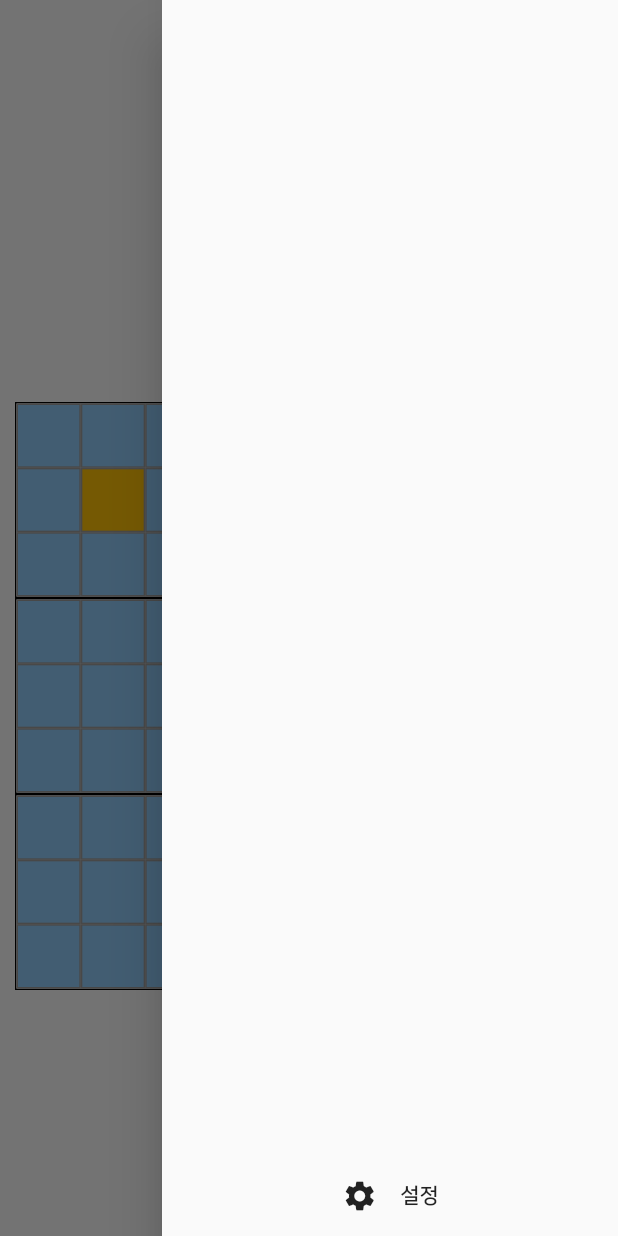
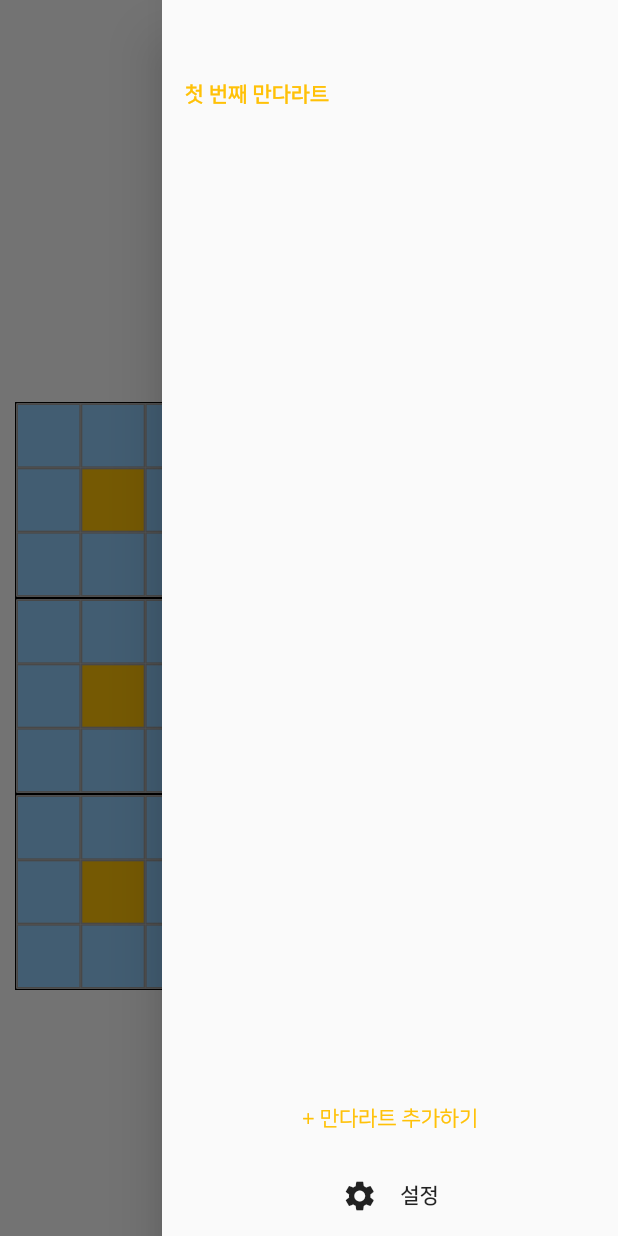
Before and after one commit to hyejin-1010/MandalArt, a Flutter app: the screen it shows after launch, after a tap on the "menu" icon, on a phone screen of 412 x 824 dp. Run offline on Flutter 3.47's test engine with Material 2 defaults, Android fonts, the phone set to English and light mode, and no system bars; our stand-ins replace get, shared_preferences, sqflite; accounts and stored records are empty.

Commit message:
Feat: 만다라트 생성 / 선택 기능 구현

```diff
--- a/lib/controllers/data_controller.dart
+++ b/lib/controllers/data_controller.dart
@@ -16,6 +16,14 @@ class DataController extends GetxController {
       await _openDatabase();
       await _getMandalArtData();
     } catch (err) { throw err; }
+  }
+
+  void changeMandalartId(int newId) {
+    if (mandalartId.value == newId) { return; }
+    mandalartId.value = newId;
+    if (mandalart[mandalartId.value]?.items.toString() == '{}') {
+      initMandalartItems(mandalartId.value!);
+    }
   }
 
   Future<bool> updateItem(int group, int index, String content) async {
@@ -64,12 +72,16 @@ class DataController extends GetxController {
           if (index == 0) { newMandalartId = item['id']; }
         }
       }
+      mandalartId.value = newMandalartId;
+      await initMandalartItems(newMandalartId);
+    } catch (error) { print('[ERROR] : $error'); }
+  }
 
-      mandalartId.value = newMandalartId;
-
+  Future<void> initMandalartItems(int id) async {
+    try {
       final List<Map<String, dynamic>> itemMaps = await database!.rawQuery('SELECT * from Item where mandalArtId = $mandalartId');
       if (itemMaps.length == 0) {
-        await createTables(newMandalartId);
+        await createTables(id);
       } else {
         for (int index = 0; index < itemMaps.length; index ++) {
           dynamic item = itemMaps[index];
@@ -88,7 +100,7 @@ class DataController extends GetxController {
           }
         }
       }
-    } catch (error) { print('[ERROR] : $error'); }
+    } catch (_) { rethrow; }
   }
 
   Future<int> createMandalArt(String title) async {
@@ -96,13 +108,15 @@ class DataController extends GetxController {
     int index = mandalart.keys.length;
     MandalArtModel newMandalArt = MandalArtModel(id: index, title: title, items: {});
     try {
-      await database!.insert(
+      int id = await database!.insert(
         'MandalArt',
         newMandalArt.toMap(),
         conflictAlgorithm: ConflictAlgorithm.replace,
       );
+      newMandalArt.id = id;
+      mandalart[newMandalArt.id] = newMandalArt;
+      await createTables(newMandalArt.id);
     } catch (_) {}
-    mandalart[newMandalArt.id] = newMandalArt;
     return newMandalArt.id;
   }
 
@@ -126,15 +140,14 @@ class DataController extends GetxController {
 
 
   Future<ItemModel> _insert(int mandalArtId, int group, int index) async {
-    int id = (group * 10) + index + 1;
-    ItemModel item = ItemModel(id: id, mandalArtId: mandalArtId, group: group, index: index);
-
+    ItemModel item = ItemModel(id: 0, mandalArtId: mandalArtId, group: group, index: index);
     try {
-      await database!.insert(
+      int id = await database!.insert(
         'Item',
         item.toMap(),
         conflictAlgorithm: ConflictAlgorithm.replace,
       );
+      item.id = id;
     } catch (_) {}
 
     if (mandalart[group] == null) { return item; }
--- a/lib/dialogs/edit_dialog.dart
+++ b/lib/dialogs/edit_dialog.dart
@@ -7,10 +7,12 @@ class EditDialog extends StatefulWidget {
     Key? key,
     required this.content,
     required this.done,
+    this.isItem = true,
   }) : super(key: key);
 
   final String content;
   final Function(String) done;
+  final bool isItem;
 
   @override
   _EditDialogState createState() => _EditDialogState();
@@ -37,7 +39,7 @@ class _EditDialogState extends State<EditDialog> {
             TextField(
               controller: _editingController,
               decoration: InputDecoration(
-                hintText: '목표를 입력하세요.',
+                hintText: widget.isItem ? '목표를 입력하세요.' : '만다라트 타이틀을 입력해주세요.',
               ),
               style: TextStyle(fontSize: _settingController.fontSize.value),
             ),
--- a/lib/models/item.dart
+++ b/lib/models/item.dart
@@ -1,5 +1,5 @@
 class ItemModel {
-  final int id;
+  int id;
   final int mandalArtId;
   final int group;
   final int index;
@@ -17,7 +17,6 @@ class ItemModel {
 
   Map<String, dynamic> toMap() {
     return {
-      'id': id,
       'mandalArtId': mandalArtId,
       'parent': group,
       'no': index,
--- a/lib/models/mandalart.dart
+++ b/lib/models/mandalart.dart
@@ -1,7 +1,7 @@
 import 'package:madal_art/models/item.dart';
 
 class MandalArtModel {
-  final int id;
+  int id;
   String title;
   Map<int, Map<int, ItemModel>> items;
   int? no;
@@ -15,7 +15,6 @@ class MandalArtModel {
 
   Map<String, dynamic> toMap() {
     return {
-      'id': id,
       'title': title,
       'no': id,
     };
--- a/lib/screens/mandalart/components/custom_drawer.dart
+++ b/lib/screens/mandalart/components/custom_drawer.dart
@@ -1,9 +1,16 @@
 import 'package:flutter/material.dart';
 import 'package:get/get.dart';
+import 'package:madal_art/controllers/data_controller.dart';
+import 'package:madal_art/controllers/setting_controller.dart';
+import 'package:madal_art/dialogs/edit_dialog.dart';
+import 'package:madal_art/models/mandalart.dart';
 import 'package:madal_art/screens/settings.dart';
 
 class CustomDrawer extends StatelessWidget {
-  const CustomDrawer({ Key? key }) : super(key: key);
+  CustomDrawer({ Key? key }) : super(key: key);
+
+  final DataController _dataController = Get.find<DataController>();
+  final SettingController _settingController = Get.find<SettingController>();
 
   Widget _buildSettingButton() {
     return InkWell(
@@ -27,6 +34,38 @@ class CustomDrawer extends StatelessWidget {
     );
   }
 
+  Widget _buildCategoryListView() {
+    return Obx(() {
+      Map<int, MandalArtModel> mandalart = _dataController.mandalart;
+      List<int> keys = mandalart.keys.toList();
+      int? selectedMandalartId = _dataController.mandalartId.value;
+      double fontSize = _settingController.fontSize.value;
+
+      return ListView.separated(
+        separatorBuilder: (_, __) => Divider(),
+        itemCount: keys.length,
+        itemBuilder: (BuildContext context, int index) {
+          int id = keys[index];
+          bool selected = id == selectedMandalartId;
+          return InkWell(
+            onTap: () => _clickMandalartTitle(id),
+            child: Container(
+              padding: EdgeInsets.symmetric(vertical: 5.0, horizontal: 15.0),
+              child: Text(
+                mandalart[id]!.title,
+                style: TextStyle(
+                  fontWeight: selected ? FontWeight.w600 : FontWeight.normal,
+                  color: selected ? Theme.of(context).colorScheme.primary : Theme.of(context).colorScheme.secondaryContainer,
+                  fontSize: fontSize,
+                ),
+              ),
+            ),
+          );
+        },
+      );
+    });
+  }
+
   @override
   Widget build(BuildContext context) {
     return Drawer(
@@ -35,6 +74,12 @@ class CustomDrawer extends StatelessWidget {
           mainAxisAlignment: MainAxisAlignment.end,
           mainAxisSize: MainAxisSize.max,
           children: [
+            SizedBox(height: 50.0),
+            Expanded(child: _buildCategoryListView()),
+            TextButton(
+              onPressed: _clickAddMandalartButton,
+              child: Text('+ 만다라트 추가하기'),
+            ),
             _buildSettingButton(),
           ],
         ),
@@ -42,7 +87,28 @@ class CustomDrawer extends StatelessWidget {
     );
   }
 
+  void _clickMandalartTitle(int id) {
+    _dataController.changeMandalartId(id);
+  }
+
   void _goToSettingScreen() {
     Get.to(SettingsScreen());
   }
+
+  void _clickAddMandalartButton() {
+    Get.dialog(EditDialog(
+      isItem: false,
+      content: '',
+      done: (String title) {
+        _addMandalart(title);
+        Get.back();
+      },
+    ));
+  }
+
+  void _addMandalart(String title) async {
+    try {
+      await _dataController.createMandalArt(title);
+    } catch (_) {}
+  }
 }
```
